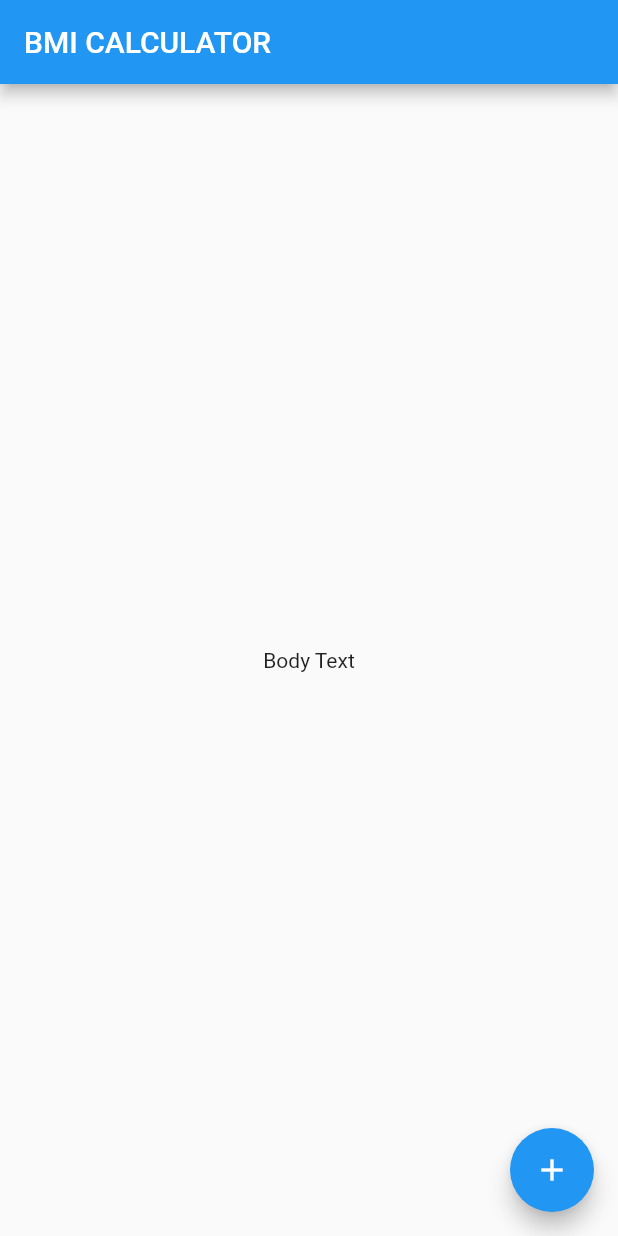
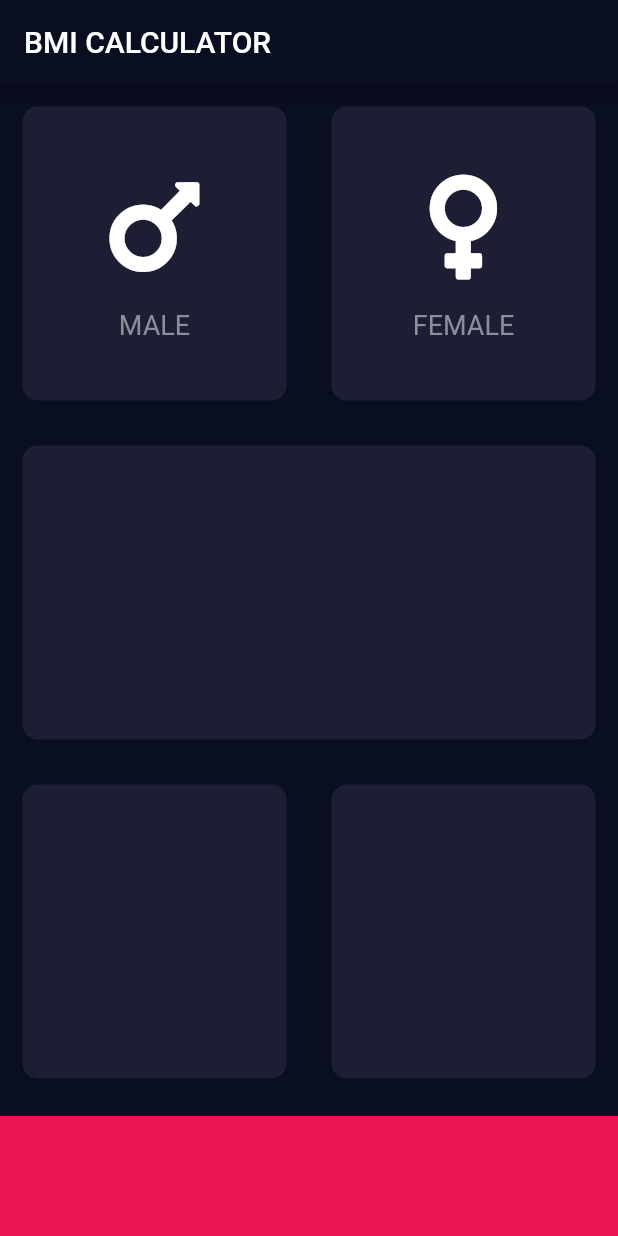
Before and after one commit to RainerGevers/flutter-training, a Flutter app: the screen it shows after launch, on a phone screen of 412 x 824 dp. Run offline on Flutter 3.47's test engine with Material 2 defaults, Android fonts, the phone set to English and light mode, and no system bars; our stand-ins replace audioplayers, font_awesome_flutter, rflutter_alert.

Commit message:
bmi calculator additions

```diff
--- /dev/null
+++ b/007_bmi-calculator/lib/icon_content.dart
@@ -0,0 +1,33 @@
+import 'package:flutter/material.dart';
+
+const labelTextStyle = TextStyle(
+  fontSize: 18,
+  color: Color(0xFF8D8E98),
+);
+
+class GenderSelectionWidget extends StatelessWidget {
+  final IconData genderIcon;
+  final String genderText;
+
+  GenderSelectionWidget({@required this.genderIcon, @required this.genderText});
+
+  @override
+  Widget build(BuildContext context) {
+    return Column(
+      mainAxisAlignment: MainAxisAlignment.center,
+      children: [
+        Icon(
+          genderIcon,
+          size: 80,
+        ),
+        SizedBox(
+          height: 15,
+        ),
+        Text(
+          genderText,
+          style: labelTextStyle,
+        ),
+      ],
+    );
+  }
+}
--- /dev/null
+++ b/007_bmi-calculator/lib/input_page.dart
@@ -0,0 +1,80 @@
+import 'package:flutter/material.dart';
+import 'package:font_awesome_flutter/font_awesome_flutter.dart';
+
+import 'icon_content.dart';
+import 'reusable_card.dart';
+
+const bottomContainerHeight = 80.0;
+const activeCardColour = Color(0xFF1D1E33);
+const bottomContainerColour = Color(0xFFEB1555);
+
+class InputPage extends StatefulWidget {
+  @override
+  _InputPageState createState() => _InputPageState();
+}
+
+class _InputPageState extends State<InputPage> {
+  @override
+  Widget build(BuildContext context) {
+    return Scaffold(
+      appBar: AppBar(
+        title: Text('BMI CALCULATOR'),
+      ),
+      body: Column(
+        children: [
+          Expanded(
+            child: Row(
+              children: [
+                Expanded(
+                  child: ReusableCard(
+                    colour: activeCardColour,
+                    cardChild: GenderSelectionWidget(
+                      genderIcon: FontAwesomeIcons.mars,
+                      genderText: 'MALE',
+                    ),
+                  ),
+                ),
+                Expanded(
+                  child: ReusableCard(
+                    colour: activeCardColour,
+                    cardChild: GenderSelectionWidget(
+                      genderIcon: FontAwesomeIcons.venus,
+                      genderText: 'FEMALE',
+                    ),
+                  ),
+                ),
+              ],
+            ),
+          ),
+          Expanded(
+            child: ReusableCard(
+              colour: activeCardColour,
+            ),
+          ),
+          Expanded(
+            child: Row(
+              children: [
+                Expanded(
+                  child: ReusableCard(
+                    colour: activeCardColour,
+                  ),
+                ),
+                Expanded(
+                  child: ReusableCard(
+                    colour: activeCardColour,
+                  ),
+                ),
+              ],
+            ),
+          ),
+          Container(
+            color: bottomContainerColour,
+            margin: const EdgeInsets.only(top: 10),
+            width: double.infinity,
+            height: bottomContainerHeight,
+          ),
+        ],
+      ),
+    );
+  }
+}
--- a/007_bmi-calculator/lib/main.dart
+++ b/007_bmi-calculator/lib/main.dart
@@ -1,4 +1,6 @@
 import 'package:flutter/material.dart';
+
+import 'input_page.dart';
 
 void main() => runApp(BMICalculator());
 
@@ -6,29 +8,16 @@ class BMICalculator extends StatelessWidget {
   @override
   Widget build(BuildContext context) {
     return MaterialApp(
+      theme: ThemeData.dark().copyWith(
+        primaryColor: Color(0xFF0A0E21),
+        scaffoldBackgroundColor: Color(0xFF0A0E21),
+        textTheme: TextTheme(
+          bodyText2: TextStyle(
+            color: Colors.white,
+          ),
+        ),
+      ),
       home: InputPage(),
     );
   }
 }
-
-class InputPage extends StatefulWidget {
-  @override
-  _InputPageState createState() => _InputPageState();
-}
-
-class _InputPageState extends State<InputPage> {
-  @override
-  Widget build(BuildContext context) {
-    return Scaffold(
-      appBar: AppBar(
-        title: Text('BMI CALCULATOR'),
-      ),
-      body: Center(
-        child: Text('Body Text'),
-      ),
-      floatingActionButton: FloatingActionButton(
-        child: Icon(Icons.add),
-      ),
-    );
-  }
-}
--- /dev/null
+++ b/007_bmi-calculator/lib/reusable_card.dart
@@ -0,0 +1,20 @@
+import 'package:flutter/material.dart';
+
+class ReusableCard extends StatelessWidget {
+  ReusableCard({@required this.colour, this.cardChild});
+
+  final Color colour;
+  final Widget cardChild;
+
+  @override
+  Widget build(BuildContext context) {
+    return Container(
+      margin: EdgeInsets.all(15),
+      decoration: BoxDecoration(
+        color: colour,
+        borderRadius: BorderRadius.circular(10),
+      ),
+      child: cardChild,
+    );
+  }
+}
--- a/007_bmi-calculator/pubspec.yaml
+++ b/007_bmi-calculator/pubspec.yaml
@@ -11,6 +11,7 @@ dependencies:
     sdk: flutter
 
   cupertino_icons: ^0.1.2
+  font_awesome_flutter: ^8.8.1
 
 dev_dependencies:
   flutter_test:
```
